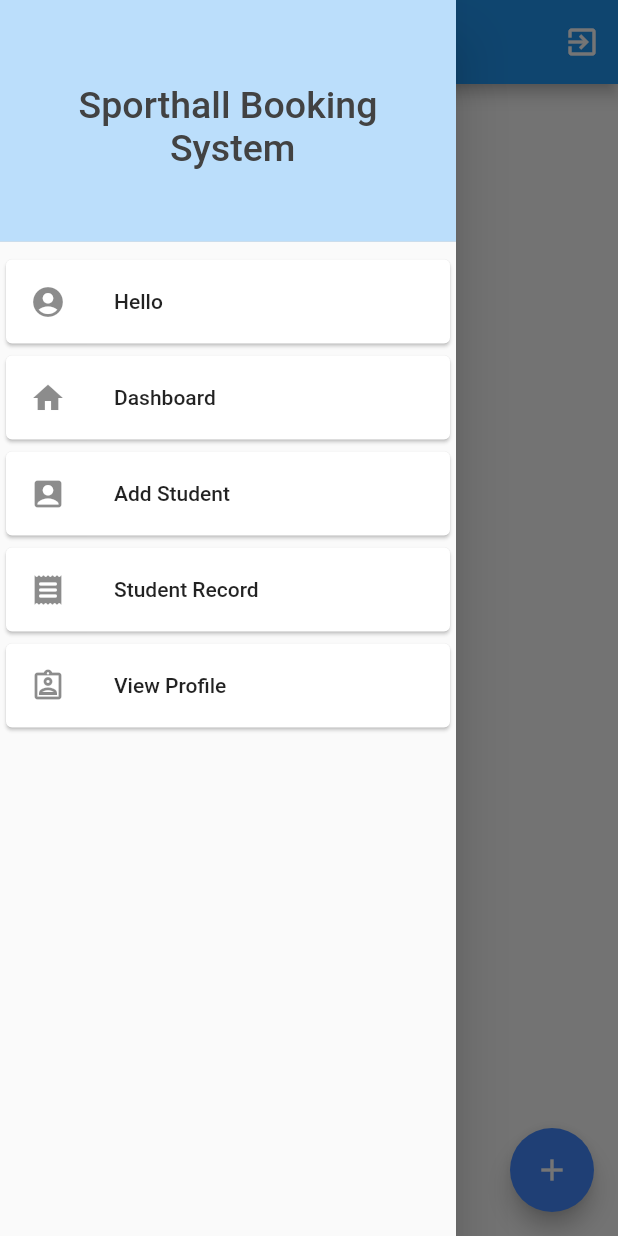
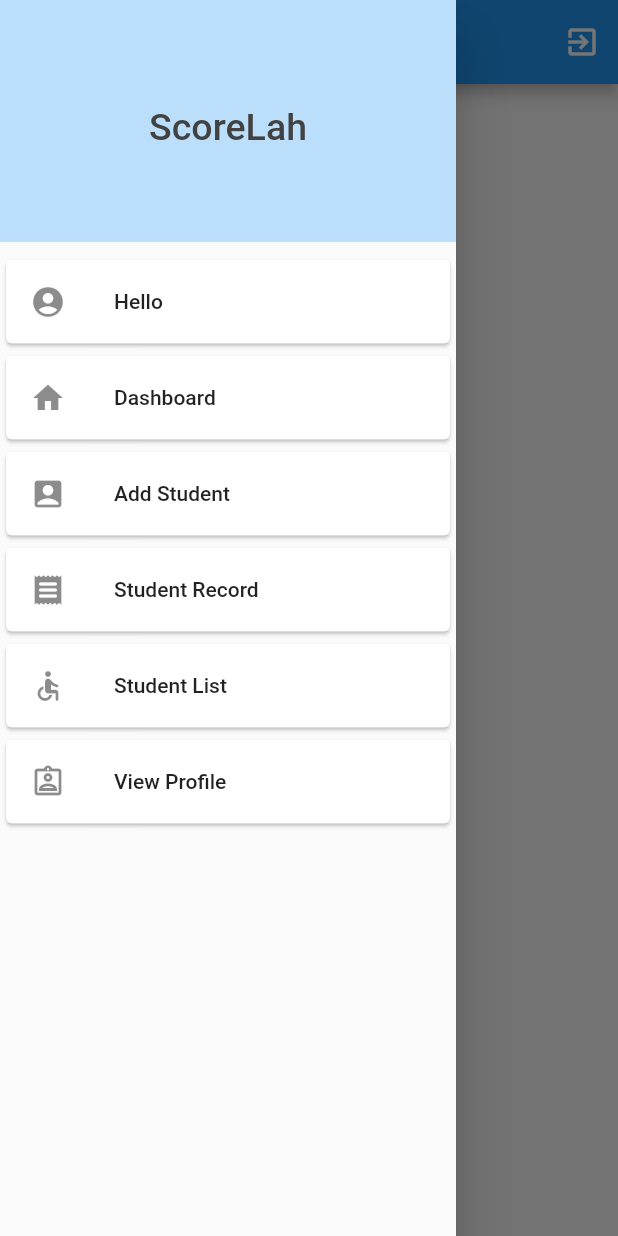
Before and after one commit to lildaizee/score-Lah, a Flutter app: the StudentRecord screen opened directly, with the side drawer open, on a phone screen of 412 x 824 dp. Run offline on Flutter 3.47's test engine with Material 2 defaults, Android fonts, the phone set to English and light mode, and no system bars; our stand-ins replace cloud_firestore, firebase_auth, firebase_core, splashscreen; accounts and stored records are empty; network calls fail.

Commit message:
Commit: Add student data completed

```diff
--- /dev/null
+++ b/lib/Model/Student.dart
@@ -0,0 +1,20 @@
+class Student {
+  String id;
+  final String name;
+  final String age;
+  final String classroom;
+
+  Student({
+    this.id = '',
+    this.name,
+    this.age,
+    this.classroom,
+  });
+
+  Map<String, dynamic> toJson() => {
+        'id': id,
+        'name': name,
+        'age': age,
+        'classroom': classroom,
+      };
+}
--- a/lib/Screen/AuthScreen/register.dart
+++ b/lib/Screen/AuthScreen/register.dart
@@ -192,7 +192,7 @@ class _RegisterPageState extends State<RegisterPage> {
                                 height: 50,
                                 width: 150,
                                 decoration: BoxDecoration(
-                                    color: Colors.deepOrangeAccent.shade400,
+                                    color: Colors.deepPurpleAccent.shade400,
                                     borderRadius: BorderRadius.circular(20)),
                                 child: FlatButton(
                                   onPressed: () {
--- a/lib/Screen/Booking/booking.dart
+++ b/lib/Screen/Booking/booking.dart
@@ -6,6 +6,8 @@ import 'package:sporthall_booking_system/Screen/AuthScreen/login.dart';
 import 'package:sporthall_booking_system/Screen/drawer.dart';
 import 'package:sporthall_booking_system/Services/auth_provider.dart';
 import 'booking_record.dart';
+import 'package:sporthall_booking_system/Model/Student.dart';
+//import 'package:sporthall_booking_system/Models/auth_provider.dart';
 
 class Booking extends StatefulWidget {
   @override
@@ -36,7 +38,7 @@ class _BookingState extends State<Booking> {
           ),
         ],
       ),
-      //body: BookingRecord(),
+      // body: BookingRecord(),
       body: ListView(
         padding: EdgeInsets.all(16),
         children: <Widget>[
@@ -95,23 +97,23 @@ class _BookingState extends State<Booking> {
   }
 }
 
-class Student {
-  String id;
-  final String name;
-  final String age;
-  final String classroom;
+// class Student {
+//   String id;
+//   final String name;
+//   final String age;
+//   final String classroom;
 
-  Student({
-    this.id = '',
-    this.name,
-    this.age,
-    this.classroom,
-  });
+//   Student({
+//     this.id = '',
+//     this.name,
+//     this.age,
+//     this.classroom,
+//   });
 
-  Map<String, dynamic> toJson() => {
-        'id': id,
-        'name': name,
-        'age': age,
-        'classroom': classroom,
-      };
-}
+//   Map<String, dynamic> toJson() => {
+//         'id': id,
+//         'name': name,
+//         'age': age,
+//         'classroom': classroom,
+//       };
+// }
--- a/lib/Screen/Booking/student_record.dart
+++ b/lib/Screen/Booking/student_record.dart
@@ -38,36 +38,36 @@ class _StudentRecordState extends State<StudentRecord> {
           ),
         ],
       ),
-      body: FutureBuilder<Student?>(
-        future: readUser(),
-        builder: (context,snapshot){
-          if (snapshot.hasData){
-            final user = snapshot.data;
-            return student == null
-            ? Center(child: Text('No Student')): buildUser(student);
-          }
-        },
-        ),
-      floatingActionButton: FloatingActionButton(
-        onPressed: () => {
-          Navigator.push(
-            context,
-            MaterialPageRoute(builder: (context) => Booking()),
-          ),
-        },
-        backgroundColor: Colors.blueAccent,
-        child: const Icon(Icons.add),
-      ),
+      //   body: FutureBuilder<Student?>(
+      //     future: readUser(),
+      //     builder: (context,snapshot){
+      //       if (snapshot.hasData){
+      //         final user = snapshot.data;
+      //         return student == null
+      //         ? Center(child: Text('No Student')): buildUser(student);
+      //       }
+      //     },
+      //     ),
+      //   floatingActionButton: FloatingActionButton(
+      //     onPressed: () => {
+      //       Navigator.push(
+      //         context,
+      //         MaterialPageRoute(builder: (context) => Booking()),
+      //       ),
+      //     },
+      //     backgroundColor: Colors.blueAccent,
+      //     child: const Icon(Icons.add),
+      //   ),
       drawer: SideDrawer(),
     );
   }
 }
 
-Future<Student?> readUser() async{
-  final docUser = FirebaseFirestore.instance.collection('Student').doc('my-id');
-  final snapshot = await docUser.get();
+// Future<Student?> readUser() async{
+//   final docUser = FirebaseFirestore.instance.collection('Student').doc('my-id');
+//   final snapshot = await docUser.get();
 
-  if(snapshot.exists){
-    return Student.fromJson(snapshot.data()!);
-  }
-}
+//   if(snapshot.exists){
+//     return Student.fromJson(snapshot.data()!);
+//   }
+// }
--- a/lib/Screen/drawer.dart
+++ b/lib/Screen/drawer.dart
@@ -1,6 +1,7 @@
 import 'package:firebase_auth/firebase_auth.dart';
 import 'package:cloud_firestore/cloud_firestore.dart';
 import 'package:flutter/material.dart';
+import 'package:sporthall_booking_system/Screen/Admin/student.dart';
 import 'package:sporthall_booking_system/Screen/Booking/booking.dart';
 import 'package:sporthall_booking_system/Screen/Booking/student_record.dart';
 import 'package:sporthall_booking_system/Screen/Homepage/home.dart';
@@ -22,7 +23,7 @@ class SideDrawer extends StatelessWidget {
           DrawerHeader(
             child: Center(
               child: Text(
-                'Sporthall Booking \n System',
+                'ScoreLah',
                 textAlign: TextAlign.center,
                 style: TextStyle(color: Colors.grey.shade800, fontSize: 25),
               ),
@@ -87,6 +88,19 @@ class SideDrawer extends StatelessWidget {
           ),
           Card(
             child: ListTile(
+              leading: Icon(Icons.accessible_rounded),
+              title: Text('Student List'),
+              onTap: () => {
+                Navigator.push(
+                  context,
+                  //MaterialPageRoute(builder: (context) => BookingHistory()),
+                  MaterialPageRoute(builder: (context) => studentBody()),
+                ),
+              },
+            ),
+          ),
+          Card(
+            child: ListTile(
                 leading: Icon(Icons.assignment_ind_outlined),
                 title: Text('View Profile'),
                 onTap: () => {
--- a/lib/Screen/splash.dart
+++ b/lib/Screen/splash.dart
@@ -30,7 +30,7 @@ class _SplashState extends State<Splash> {
         seconds: 5,
         navigateAfterSeconds: new LoginPage(),
         title: new Text(
-          'Welcome to \n Sporthall Booking \n Management Application',
+          'Welcome to \n ScoreLah Application',
           textAlign: TextAlign.center,
           style: new TextStyle(
               fontWeight: FontWeight.bold,
--- a/lib/Services/Database.dart
+++ b/lib/Services/Database.dart
@@ -2,12 +2,15 @@
 
 import 'package:cloud_firestore/cloud_firestore.dart';
 import 'package:sporthall_booking_system/Model/FieldBooking.dart';
+import 'package:sporthall_booking_system/Model/Student.dart';
 import 'package:sporthall_booking_system/Model/collegeCourtBooking.dart';
 import 'package:sporthall_booking_system/Model/Users.dart';
 import 'package:sporthall_booking_system/Model/Profile.dart';
 import 'package:sporthall_booking_system/Model/sporthallBooking.dart';
 // ignore: unused_import
 import 'package:sporthall_booking_system/Screen/Admin/collegeCourtBooking.dart';
+import 'package:sporthall_booking_system/Screen/Admin/studentList.dart';
+import 'package:sporthall_booking_system/Screen/Booking/booking.dart';
 
 class DatabaseService {
   final String uid;
@@ -29,6 +32,9 @@ class DatabaseService {
 
   final CollectionReference FieldHistory =
       FirebaseFirestore.instance.collection('BookingField');
+
+  final CollectionReference students =
+      FirebaseFirestore.instance.collection('Student');
 
   Future updateUserData(
       String fullname, String username, String contact) async {
@@ -104,6 +110,20 @@ class DatabaseService {
     return FieldHistory.snapshots().map(_fieldListFromSnapshot);
   }
 
+  //Student list
+  List<Student> _studentListFromSnapshot(QuerySnapshot snapshot) {
+    return snapshot.docs.map((doc) {
+      return Student(
+          name: doc.data()['name'] ?? '',
+          age: doc.data()['age'] ?? '',
+          classroom: doc.data()['classroom'] ?? '');
+    }).toList();
+  }
+
+  Stream<List<Student>> get studentsList {
+    return students.snapshots().map(_studentListFromSnapshot);
+  }
+
   Future<DocumentSnapshot> getUserData() async {
     final DocumentSnapshot doc = await userProfile.doc(uid).get();
     return doc;
```
Also changed, not shown: lib/Screen/Admin/student.dart (added, +41 -0 lines), lib/Screen/Admin/studentList.dart (added, +32 -0 lines), lib/Screen/Admin/studentTile.dart (added, +45 -0 lines), lib/Screen/AuthScreen/login.dart (+6 -4 lines), lib/Screen/Booking/test_student_record.dart (added, +97 -0 lines), lib/Screen/Homepage/home_body.dart (+13 -6 lines), lib/Screen/InDevelopment/Maintenance.dart (added, +45 -0 lines), Images/Logo.png, Images/Logo_Old.png (added), 2 other files.
